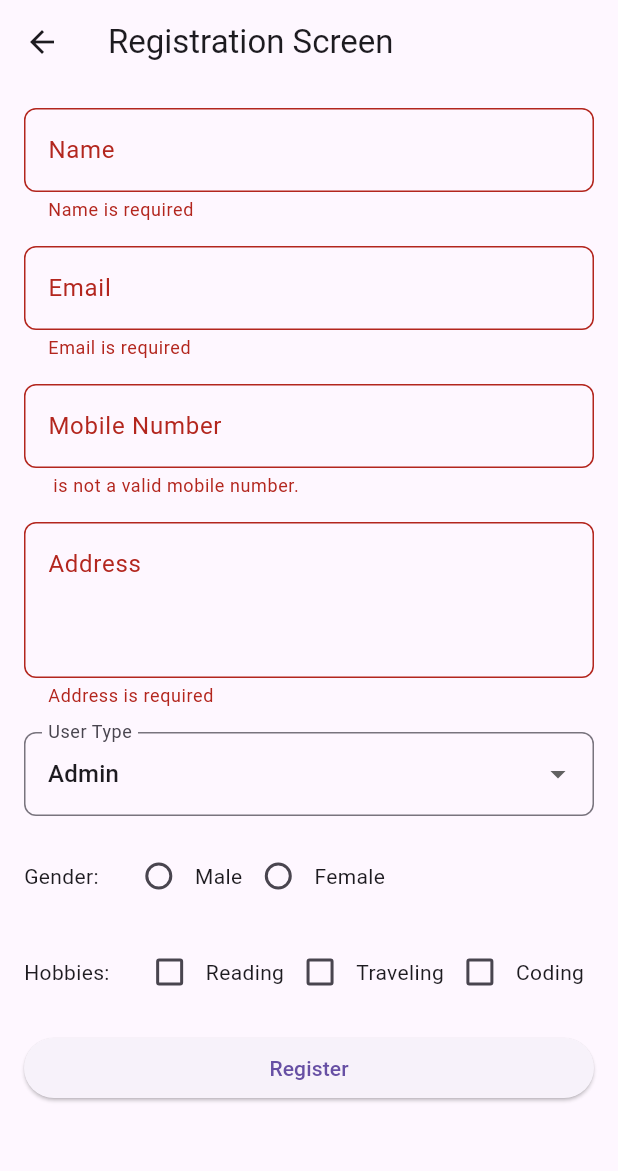
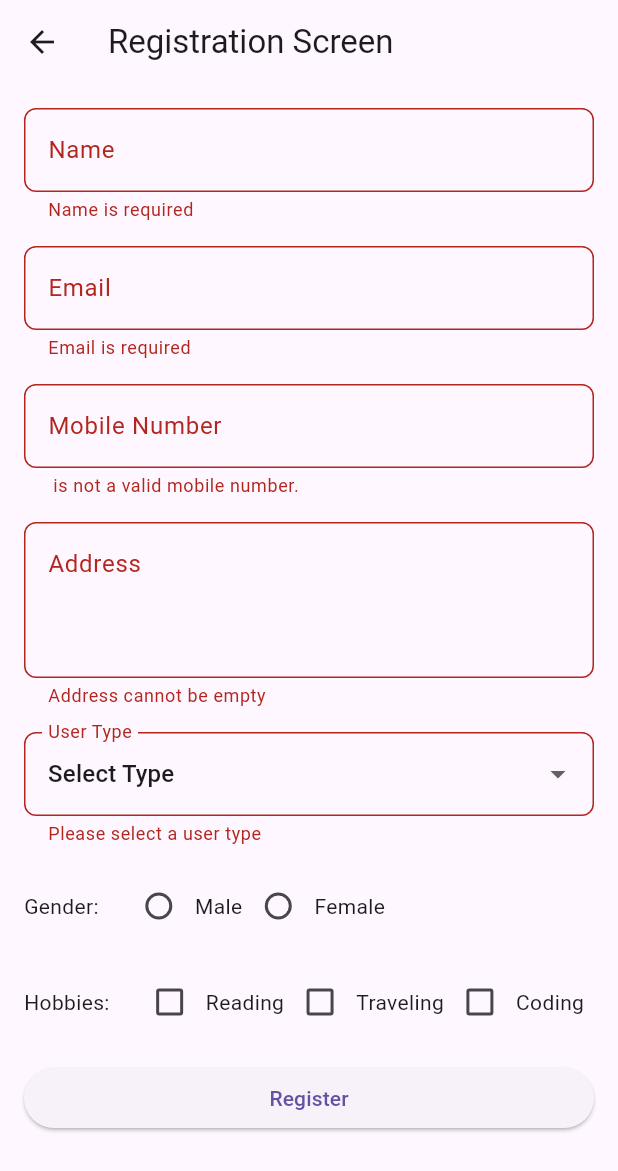
Before and after one commit to Viraj1812/login_page, a Flutter app: the RegistrationForm screen opened by its route, after a tap on "Register", on a phone screen of 412 x 824 dp. Shown: the top 1171 px of the screen. Run offline on Flutter 3.47's test engine with Material 3 defaults, Android fonts, the phone set to English and light mode, and no system bars; our stand-ins replace flutter_swiper_view, table_calendar; missing offline and left inert: custom_switch_widget.

```diff
--- a/lib/registration_form.dart
+++ b/lib/registration_form.dart
@@ -15,7 +15,7 @@ class _RegistrationFormState extends State<RegistrationForm> {
   final TextEditingController _mobileController = TextEditingController();
   final TextEditingController _addressController = TextEditingController();
 
-  String _selectedUserType = 'Admin';
+  String _selectedUserType = 'Select Type';
   String _selectedGender = '';
   final List<String> _selectedHobbies = [];
   FocusNode f1 = FocusNode();
@@ -23,7 +23,12 @@ class _RegistrationFormState extends State<RegistrationForm> {
   FocusNode f3 = FocusNode();
   FocusNode f4 = FocusNode();
 
-  final List<String> _userTypes = ['Admin', 'User', 'Super Admin'];
+  final List<String> _userTypes = [
+    'Select Type',
+    'Admin',
+    'User',
+    'Super Admin'
+  ];
   final List<String> _genders = ['Male', 'Female'];
   final List<String> _hobbies = [
     'Reading',
@@ -148,7 +153,11 @@ class _RegistrationFormState extends State<RegistrationForm> {
         maxLines: 3,
         validator: (value) {
           if (value!.isEmpty) {
-            return 'Address is required';
+            return 'Address cannot be empty';
+          } else if (value.length > 250) {
+            return 'Address cannot be more than 250 characters';
+          } else if (value.length < 50) {
+            return 'Address cannot be less than 50 characters';
           }
           return null;
         },
@@ -161,6 +170,12 @@ class _RegistrationFormState extends State<RegistrationForm> {
           setState(() {
             _selectedUserType = value!;
           });
+        },
+        validator: (value) {
+          if (value == 'Select Type') {
+            return 'Please select a user type';
+          }
+          return null;
         },
         items: _userTypes.map((type) {
           return DropdownMenuItem(
@@ -237,8 +252,16 @@ class _RegistrationFormState extends State<RegistrationForm> {
 
   void _submitForm() {
     if (_formKey.currentState!.validate()) {
-      Navigator.pushNamed(context, RoutesName.homePage);
-      _showToast(context, 'REGISTRATION SUCCESSFUL');
+      String? validationResult = validateGender(_selectedGender);
+
+      if (validationResult != null) {
+        _showToast(context, validationResult);
+      } else if (_selectedHobbies.length < 2) {
+        _showToast(context, 'Please select more than 2 hobbies');
+      } else {
+        Navigator.pushNamed(context, RoutesName.homePage);
+        _showToast(context, 'REGISTRATION SUCCESSFUL');
+      }
     }
   }
 
@@ -259,6 +282,13 @@ class _RegistrationFormState extends State<RegistrationForm> {
     ScaffoldMessenger.of(context).showSnackBar(snackbar);
   }
 
+  String? validateGender(String value) {
+    if (value.isEmpty) {
+      return 'Please select a gender';
+    }
+    return null; // Gender is valid
+  }
+
   bool validateMobileNumber(String mobileNumber) {
     RegExp pattern = RegExp(r'^\d{10}$');
     return pattern.hasMatch(mobileNumber);
```
